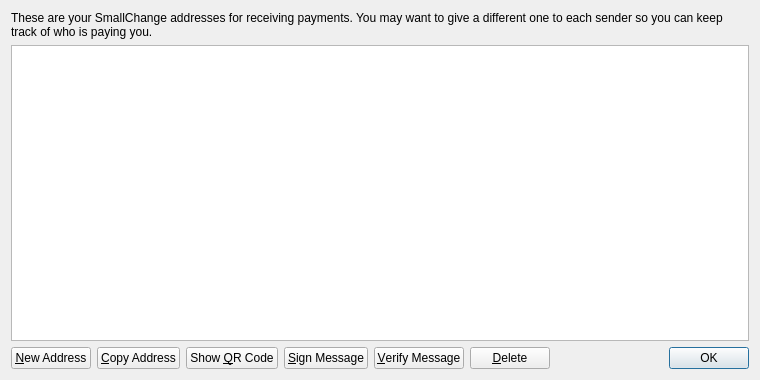
Above: src/qt/forms/addressbookpage.ui from imranye/VaynerCoin before the change. Below: the same form after it.
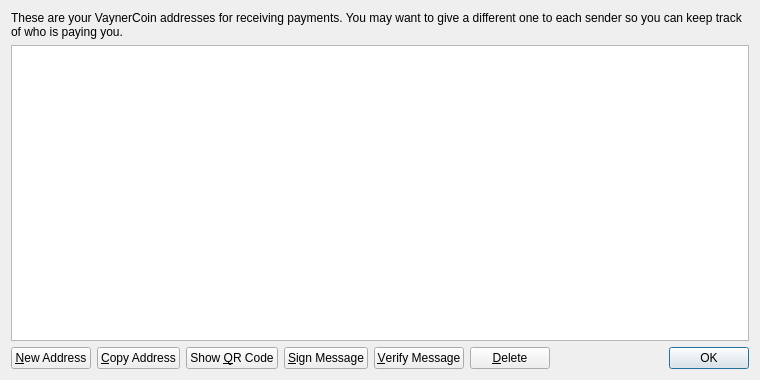
That is the form after the change. Icons and pictures are not drawn.

Diff of the .ui file:
```diff
--- a/src/qt/forms/addressbookpage.ui
+++ b/src/qt/forms/addressbookpage.ui
@@ -17,7 +17,7 @@
    <item>
     <widget class="QLabel" name="labelExplanation">
      <property name="text">
-      <string>These are your SmallChange addresses for receiving payments. You may want to give a different one to each sender so you can keep track of who is paying you.</string>
+      <string>These are your VaynerCoin addresses for receiving payments. You may want to give a different one to each sender so you can keep track of who is paying you.</string>
      </property>
      <property name="textFormat">
       <enum>Qt::PlainText</enum>
```
